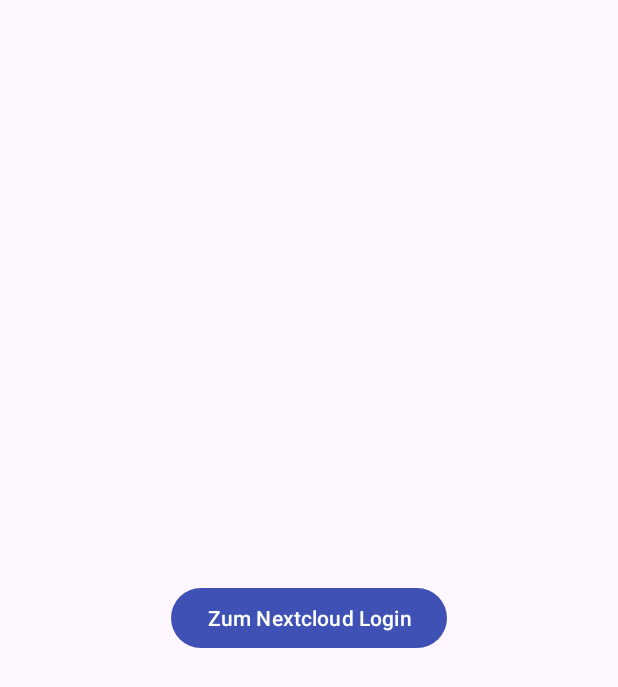
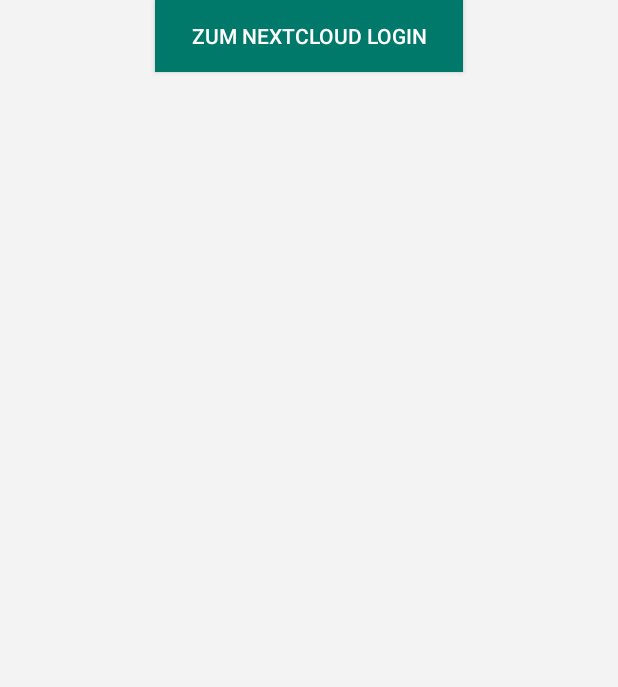
Before and after one commit to JJOmin/Projektgruppe-Smarter-Blumentopf, an Android app: the screen it shows after launch (MainActivity), on a phone screen of 412 x 824 dp. Shown: the top 687 px of the screen. Run offline under Robolectric (Android 15) with nearby library versions, the phone set to English and light mode, and no system bars.

Commit message:
Test Dies Das

```diff
--- a/Android App/Blumentopf App/BlumentopfTest/app/src/main/java/com/example/blumentopftest/MainActivity.java
+++ b/Android App/Blumentopf App/BlumentopfTest/app/src/main/java/com/example/blumentopftest/MainActivity.java
@@ -6,12 +6,16 @@ import android.view.View;
 import android.widget.Button;
 import androidx.appcompat.app.AppCompatActivity;
 
+
+
+
 public class MainActivity extends AppCompatActivity {
 
     @Override
     protected void onCreate(Bundle savedInstanceState) {
         super.onCreate(savedInstanceState);
         setContentView(R.layout.activity_main);
+
 
         Button openBrowserButton = findViewById(R.id.openBrowserButton);
         openBrowserButton.setOnClickListener(new View.OnClickListener() {
--- a/Android App/Blumentopf App/BlumentopfTest/app/src/main/res/layout/activity_main.xml
+++ b/Android App/Blumentopf App/BlumentopfTest/app/src/main/res/layout/activity_main.xml
@@ -1,20 +1,21 @@
-<?xml version="1.0" encoding="utf-8"?>
-<androidx.constraintlayout.widget.ConstraintLayout xmlns:android="http://schemas.android.com/apk/res/android"
+<androidx.constraintlayout.widget.ConstraintLayout
+    xmlns:android="http://schemas.android.com/apk/res/android"
     xmlns:app="http://schemas.android.com/apk/res-auto"
     xmlns:tools="http://schemas.android.com/tools"
     android:layout_width="match_parent"
     android:layout_height="match_parent"
-    tools:context=".MainActivity">
+    android:background="#F3F3F3">
 
     <Button
         android:id="@+id/openBrowserButton"
+        style="@style/ButtonStyle"
         android:layout_width="wrap_content"
         android:layout_height="wrap_content"
         android:text="Zum Nextcloud Login"
-        app:layout_constraintLeft_toLeftOf="parent"
-        app:layout_constraintRight_toRightOf="parent"
         app:layout_constraintTop_toTopOf="parent"
-        app:layout_constraintBottom_toBottomOf="parent"
-        />
+        app:layout_constraintStart_toStartOf="parent"
+        app:layout_constraintEnd_toEndOf="parent"
+        tools:ignore="HardcodedText" />
+
 
 </androidx.constraintlayout.widget.ConstraintLayout>
--- a/Android App/Blumentopf App/BlumentopfTest/app/src/main/res/values/colors.xml
+++ b/Android App/Blumentopf App/BlumentopfTest/app/src/main/res/values/colors.xml
@@ -1,10 +1,12 @@
 <?xml version="1.0" encoding="utf-8"?>
 <resources>
-    <color name="colorPrimary">#3F51B5</color>
+    <color name="colorPrimary">#00796B</color>
     <color name="colorPrimaryLight">#303F9F</color>
     <color name="colorAccentLight">#FF4081</color>
     <color name="colorPrimaryDark">#303F9F</color>
     <color name="colorAccent">#FF4081</color>
 
 
+
+
 </resources>
--- a/Android App/Blumentopf App/BlumentopfTest/app/src/main/res/values/styles.xml
+++ b/Android App/Blumentopf App/BlumentopfTest/app/src/main/res/values/styles.xml
@@ -1,10 +1,22 @@
 <resources>
     <style name="AppTheme" parent="Theme.AppCompat.Light">
-        <!-- Farben für den Light-Mode -->
+
         <item name="colorPrimary">@color/colorPrimary</item>
         <item name="colorPrimaryDark">@color/colorPrimaryLight</item>
         <item name="colorAccent">@color/colorAccentLight</item>
     </style>
 
+    <style name="ButtonStyle" parent="Widget.AppCompat.Button">
+        <item name="android:background">@color/colorPrimary</item>
+        <item name="android:textColor">@android:color/white</item>
+
+    </style>
+
+    <style name="EditTextStyle" parent="Widget.AppCompat.EditText">
+        <item name="android:textColor">@android:color/black</item>
+
+    </style>
+
+
 
 </resources>
```
Also changed, not shown: Android App/Blumentopf App/BlumentopfTest/app/build.gradle.kts (+6 -4 lines), Android App/Blumentopf App/BlumentopfTest/app/src/main/AndroidManifest.xml (+7 -0 lines), Android App/Blumentopf App/BlumentopfTest/app/src/main/java/com/example/blumentopftest/FirebaseMessagingService.java (added, +13 -0 lines).
